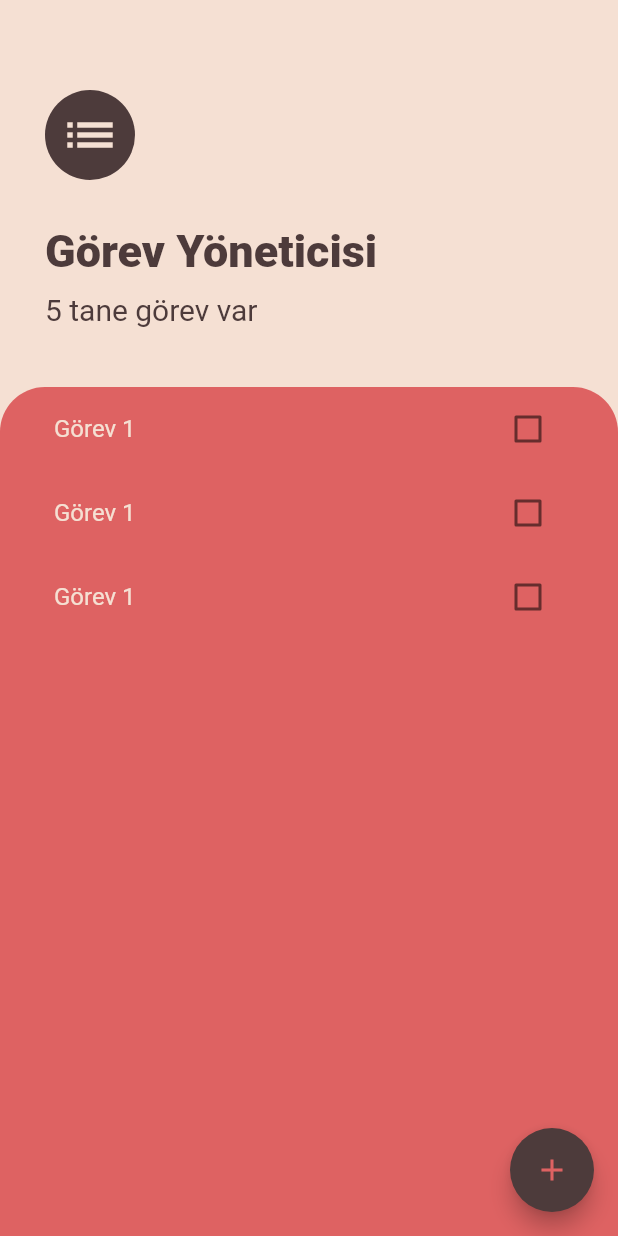
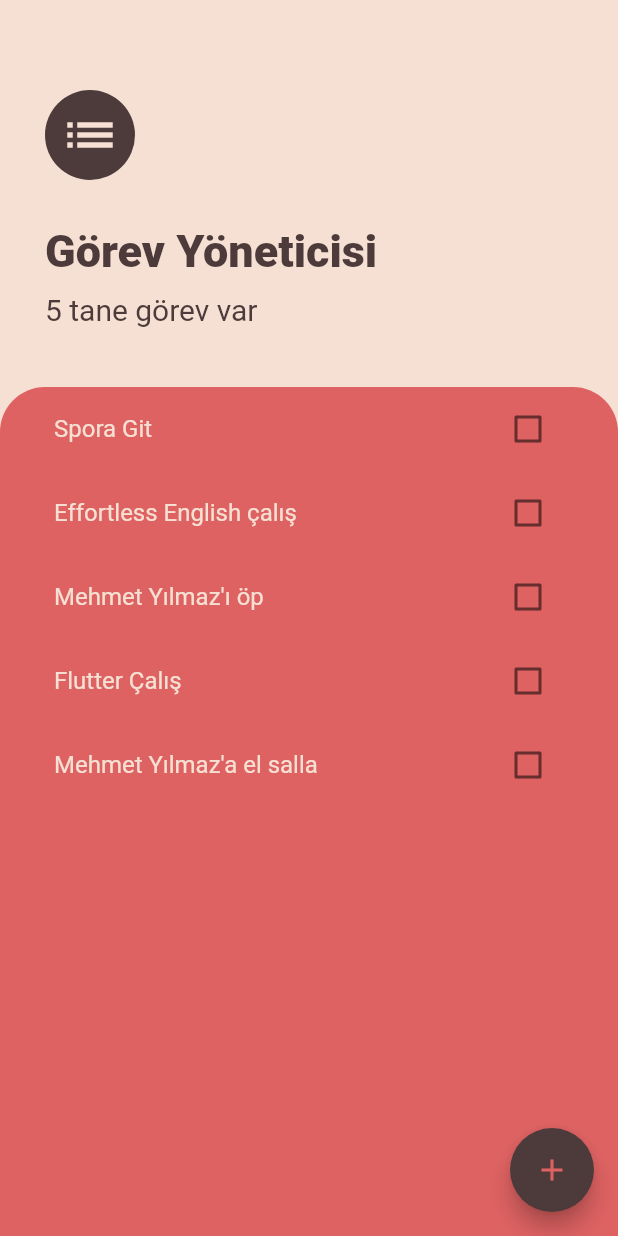
Before and after one commit to emralyilmaz/training38_gorev_listesi_app, a Flutter app: the screen it shows after launch, on a phone screen of 412 x 824 dp. Run offline on Flutter 3.47's test engine with Material 2 defaults, Android fonts, the phone set to English and light mode, and no system bars.

Commit message:
Görev Listesi Oluşturma

```diff
--- /dev/null
+++ b/lib/models/gorev.dart
@@ -0,0 +1,10 @@
+class Gorev {
+  final String gorevAd;
+  bool yapildi;
+
+  Gorev({this.gorevAd, this.yapildi = false});
+
+  void toggleYapildi() {
+    yapildi = !yapildi;
+  }
+}
--- a/lib/pages/gorevler_list.dart
+++ b/lib/pages/gorevler_list.dart
@@ -1,15 +1,35 @@
 import 'package:flutter/material.dart';
 import 'package:training38_gorev_listesi_app/pages/gorevler_tile.dart';
+import 'package:training38_gorev_listesi_app/models/gorev.dart';
 
-class GorevListesi extends StatelessWidget {
+class GorevListesi extends StatefulWidget {
+  @override
+  _GorevListesiState createState() => _GorevListesiState();
+}
+
+class _GorevListesiState extends State<GorevListesi> {
+  List<Gorev> gorevListesi = [
+    Gorev(gorevAd: "Spora Git"),
+    Gorev(gorevAd: "Effortless English çalış"),
+    Gorev(gorevAd: "Mehmet Yılmaz'ı öp"),
+    Gorev(gorevAd: "Flutter Çalış"),
+    Gorev(gorevAd: "Mehmet Yılmaz'a el salla"),
+  ];
   @override
   Widget build(BuildContext context) {
-    return ListView(
-      children: [
-        GorevTile(),
-        GorevTile(),
-        GorevTile(),
-      ],
+    return ListView.builder(
+      itemBuilder: (context, index) {
+        return GorevTile(
+          gorevAd: gorevListesi[index].gorevAd,
+          secim: gorevListesi[index].yapildi,
+          checkBoxCallback: (bool val) {
+            setState(() {
+              gorevListesi[index].toggleYapildi();
+            });
+          },
+        );
+      },
+      itemCount: gorevListesi.length,
     );
   }
 }
--- a/lib/pages/gorevler_tile.dart
+++ b/lib/pages/gorevler_tile.dart
@@ -1,52 +1,26 @@
 import 'package:flutter/material.dart';
 
-class GorevTile extends StatefulWidget {
-  @override
-  _GorevTileState createState() => _GorevTileState();
-}
+class GorevTile extends StatelessWidget {
+  final bool secim;
+  final String gorevAd;
+  final Function checkBoxCallback;
 
-class _GorevTileState extends State<GorevTile> {
-  // Global State ile checkBox oluşturmada: GorevCheckBox daki özellikler değiştiriliyo
-  // fakat bu _GorevTileState değiştirilerek bu işlem yapılıyo.
-  bool secim = false;
-  void secimDegistirmeFonk(bool yeniSecim) {
-    setState(() {
-      secim = yeniSecim;
-    });
-  }
+  GorevTile({this.secim, this.gorevAd, this.checkBoxCallback});
 
   @override
   Widget build(BuildContext context) {
     return ListTile(
       title: Text(
-        "Görev 1",
+        gorevAd,
         style: TextStyle(
-            decoration: secim ? TextDecoration.lineThrough : null,
-            color: Color.fromRGBO(245, 224, 211, 1)),
+            color: Color.fromRGBO(245, 224, 211, 1),
+            decoration: secim ? TextDecoration.lineThrough : null),
       ),
-      trailing: GorevCheckBox(
-        secim: secim,
-        secimDegistir: secimDegistirmeFonk,
+      trailing: Checkbox(
+        value: secim,
+        onChanged: checkBoxCallback,
+        activeColor: Color.fromRGBO(77, 59, 59, 1),
       ),
     );
   }
 }
-
-class GorevCheckBox extends StatelessWidget {
-  final bool secim;
-  final Function secimDegistir;
-
-  GorevCheckBox({this.secim, this.secimDegistir});
-
-  // Local State: bir state içerisinde değişken oluşturup,
-  // yine o state içerisinde o değişken kullanılıyorsa bu Local State'dir.
-  // secim isimli bir değişken oluşturuldu, setState içerisinde de kullanıldı.
-  @override
-  Widget build(BuildContext context) {
-    return Checkbox(
-      value: secim,
-      onChanged: secimDegistir,
-      activeColor: Color.fromRGBO(77, 59, 59, 1),
-    );
-  }
-}
```
